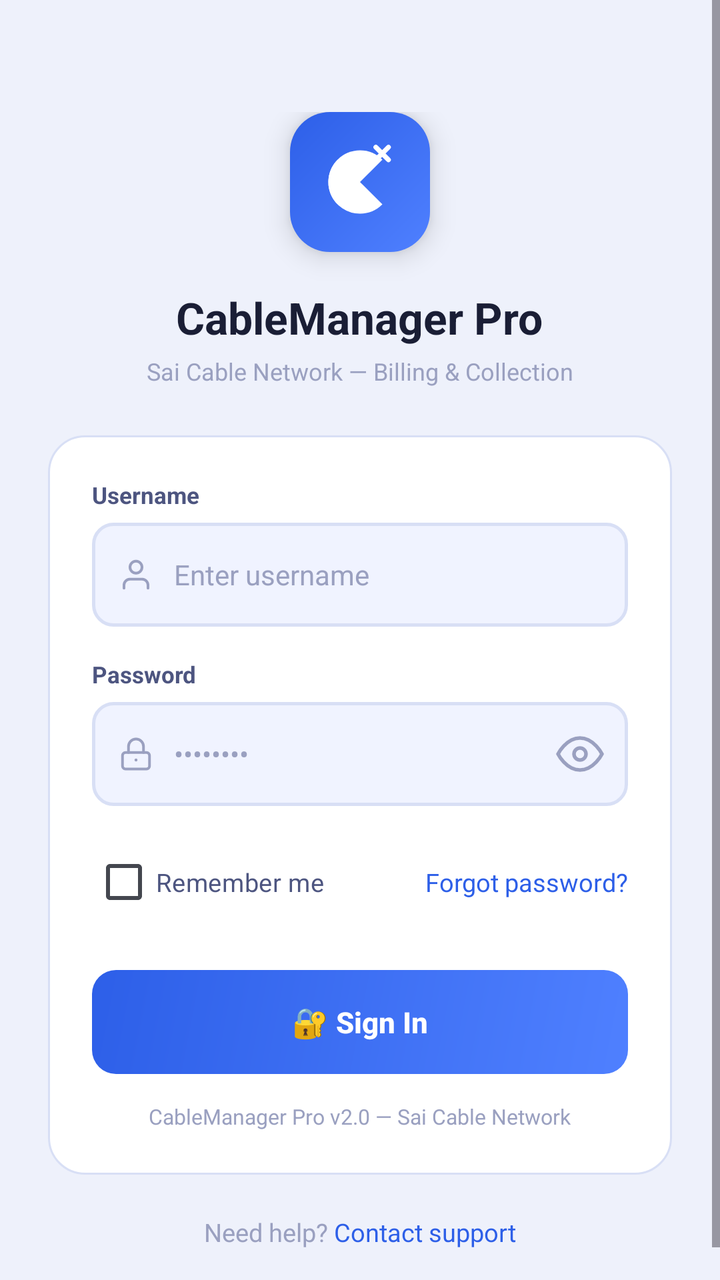
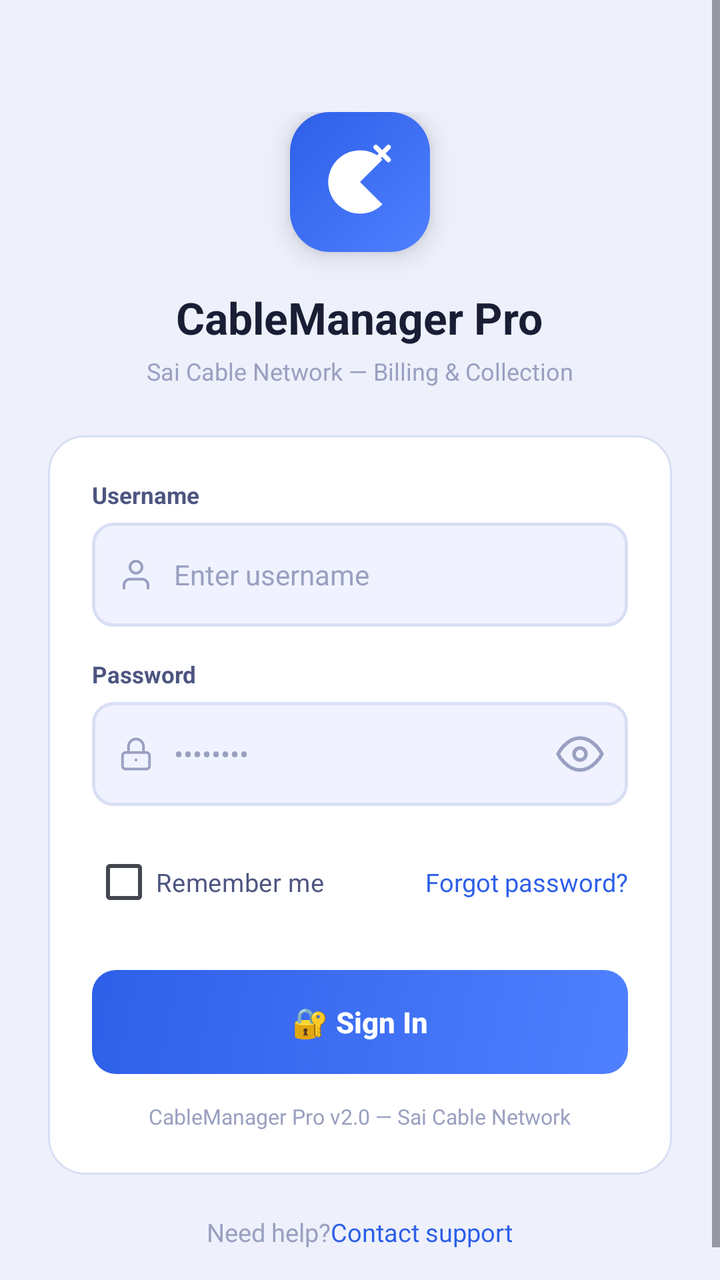

The first picture is an Android layout as it rendered before a commit; the second is the same layout after the commit. The layout source and the unified diff follow.
<!-- AndroidManifest.xml: application theme Theme.VinayakaCableNetwork -->
<!-- res/layout/activity_login.xml -->
<?xml version="1.0" encoding="utf-8"?>
<ScrollView
    xmlns:android="http://schemas.android.com/apk/res/android"
    xmlns:app="http://schemas.android.com/apk/res-auto"
    android:layout_width="match_parent"
    android:layout_height="match_parent"
    android:background="@color/cm_bg"
    android:fillViewport="true"
    android:overScrollMode="never">

    <LinearLayout
        android:layout_width="match_parent"
        android:layout_height="wrap_content"
        android:orientation="vertical"
        android:gravity="center_horizontal"
        android:paddingHorizontal="24dp"
        android:paddingTop="56dp"
        android:paddingBottom="32dp">

        
        <FrameLayout
            android:layout_width="70dp"
            android:layout_height="70dp"
            android:background="@drawable/cm_gradient_blue_logo"
            android:elevation="8dp">

            <ImageView
                android:layout_width="38dp"
                android:layout_height="38dp"
                android:layout_gravity="center"
                android:src="@drawable/ic_satellite_dish"
                app:tint="@color/cm_on_gradient"
                android:contentDescription="Satellite dish icon" />
        </FrameLayout>

        <TextView
            android:layout_width="wrap_content"
            android:layout_height="wrap_content"
            android:layout_marginTop="18dp"
            android:text="CableManager Pro"
            android:textColor="@color/cm_text_primary"
            android:textSize="22sp"
            android:textStyle="bold"
            android:gravity="center" />

        <TextView
            android:layout_width="wrap_content"
            android:layout_height="wrap_content"
            android:layout_marginTop="4dp"
            android:text="Sai Cable Network — Billing &amp; Collection"
            android:textColor="@color/cm_text_tertiary"
            android:textSize="12sp"
            android:gravity="center" />

        
        <LinearLayout
            android:layout_width="match_parent"
            android:layout_height="wrap_content"
            android:layout_marginTop="24dp"
            android:orientation="vertical"
            android:background="@drawable/cm_bg_card_18"
            android:padding="22dp">

            
            <TextView
                android:layout_width="wrap_content"
                android:layout_height="wrap_content"
                android:text="Username"
                android:textColor="@color/cm_text_secondary"
                android:textSize="11.5sp"
                android:textStyle="bold"
                android:layout_marginBottom="6dp" />

            <LinearLayout
                android:layout_width="match_parent"
                android:layout_height="52dp"
                android:orientation="horizontal"
                android:gravity="center_vertical"
                android:background="@drawable/cm_bg_input"
                android:paddingHorizontal="13dp">

                <ImageView
                    android:layout_width="18dp"
                    android:layout_height="18dp"
                    android:src="@drawable/ic_login_user"
                    app:tint="@color/cm_text_tertiary"
                    android:contentDescription="User icon" />

                <EditText
                    android:id="@+id/etUsername"
                    android:layout_width="0dp"
                    android:layout_height="match_parent"
                    android:layout_weight="1"
                    android:layout_marginStart="10dp"
                    android:background="@android:color/transparent"
                    android:hint="Enter username"
                    android:textColorHint="@color/cm_text_tertiary"
                    android:textColor="@color/cm_text_primary"
                    android:textSize="14sp"
                    android:inputType="textNoSuggestions"
                    android:imeOptions="actionNext"
                    android:singleLine="true" />
            </LinearLayout>

            
            <TextView
                android:layout_width="wrap_content"
                android:layout_height="wrap_content"
                android:layout_marginTop="16dp"
                android:text="Password"
                android:textColor="@color/cm_text_secondary"
                android:textSize="11.5sp"
                android:textStyle="bold"
                android:layout_marginBottom="6dp" />

            <LinearLayout
                android:layout_width="match_parent"
                android:layout_height="52dp"
                android:orientation="horizontal"
                android:gravity="center_vertical"
                android:background="@drawable/cm_bg_input"
                android:paddingStart="13dp"
                android:paddingEnd="4dp">

                <ImageView
                    android:layout_width="18dp"
                    android:layout_height="18dp"
                    android:src="@drawable/ic_login_lock"
                    app:tint="@color/cm_text_tertiary"
                    android:contentDescription="Lock icon" />

                <EditText
                    android:id="@+id/etPassword"
                    android:layout_width="0dp"
                    android:layout_height="match_parent"
                    android:layout_weight="1"
                    android:layout_marginStart="10dp"
                    android:background="@android:color/transparent"
                    android:hint="••••••••"
                    android:textColorHint="@color/cm_text_tertiary"
                    android:textColor="@color/cm_text_primary"
                    android:textSize="14sp"
                    android:inputType="textPassword"
                    android:imeOptions="actionDone"
                    android:singleLine="true" />

                <ImageButton
                    android:id="@+id/btnTogglePassword"
                    android:layout_width="40dp"
                    android:layout_height="40dp"
                    android:background="?attr/selectableItemBackgroundBorderless"
                    android:src="@drawable/ic_login_eye"
                    android:contentDescription="Toggle password visibility"
                    android:padding="9dp"
                    app:tint="@color/cm_text_tertiary" />
            </LinearLayout>

            
            <LinearLayout
                android:layout_width="match_parent"
                android:layout_height="wrap_content"
                android:orientation="horizontal"
                android:gravity="center_vertical"
                android:layout_marginTop="14dp">

                <CheckBox
                    android:id="@+id/cbRememberMe"
                    android:layout_width="wrap_content"
                    android:layout_height="wrap_content"
                    android:text="Remember me"
                    android:textColor="@color/cm_text_secondary"
                    android:textSize="12.5sp"
                    android:buttonTint="@color/cm_blue" />

                <View
                    android:layout_width="0dp"
                    android:layout_height="1dp"
                    android:layout_weight="1" />

                <TextView
                    android:id="@+id/tvForgotPassword"
                    android:layout_width="wrap_content"
                    android:layout_height="wrap_content"
                    android:text="Forgot password?"
                    android:textColor="@color/cm_blue"
                    android:textSize="12.5sp"
                    android:clickable="true"
                    android:focusable="true"
                    android:background="?attr/selectableItemBackground" />
            </LinearLayout>

            
            <androidx.appcompat.widget.AppCompatButton
                android:id="@+id/btnLogin"
                android:layout_width="match_parent"
                android:layout_height="52dp"
                android:layout_marginTop="20dp"
                android:background="@drawable/cm_gradient_blue"
                android:text="🔐 Sign In"
                android:textColor="@color/cm_on_gradient"
                android:textSize="14.5sp"
                android:textStyle="bold"
                android:textAllCaps="false"
                android:stateListAnimator="@null" />

            <TextView
                android:layout_width="wrap_content"
                android:layout_height="wrap_content"
                android:layout_gravity="center_horizontal"
                android:layout_marginTop="14dp"
                android:text="CableManager Pro v2.0 — Sai Cable Network"
                android:textColor="@color/cm_text_tertiary"
                android:textSize="10.5sp" />
        </LinearLayout>

        
        <LinearLayout
            android:layout_width="wrap_content"
            android:layout_height="wrap_content"
            android:gravity="center_vertical"
            android:orientation="horizontal"
            android:layout_marginTop="20dp">

            <TextView
                android:layout_width="wrap_content"
                android:layout_height="wrap_content"
                android:text="Need help? "
                android:textColor="@color/cm_text_tertiary"
                android:textSize="12.5sp" />

            <TextView
                android:id="@+id/tvContactSupport"
                android:layout_width="wrap_content"
                android:layout_height="wrap_content"
                android:text="Contact support"
                android:textColor="@color/cm_blue"
                android:textSize="12.5sp"
                android:clickable="true"
                android:focusable="true"
                android:background="?attr/selectableItemBackground" />
        </LinearLayout>

    </LinearLayout>
</ScrollView>
<!-- resources referenced by this layout -->
<resources>
  <color name="cm_bg">#EEF1FB</color>
  <color name="cm_blue">#2D5FE8</color>
  <color name="cm_on_gradient">#FFFFFF</color>
  <color name="cm_text_primary">#1A1E35</color>
  <color name="cm_text_secondary">#4D5580</color>
  <color name="cm_text_tertiary">#9AA0C0</color>
  <!-- drawable cm_bg_card_18 (drawable) -->
  <?xml version="1.0" encoding="utf-8"?>
  <shape xmlns:android="http://schemas.android.com/apk/res/android" android:shape="rectangle">
      <solid android:color="@color/cm_card" />
      <stroke android:width="1dp" android:color="@color/cm_border" />
      <corners android:radius="18dp" />
  </shape>
  <!-- drawable cm_bg_input (drawable) -->
  <?xml version="1.0" encoding="utf-8"?>
  <selector xmlns:android="http://schemas.android.com/apk/res/android">
      <item android:state_focused="true" android:drawable="@drawable/cm_input_border_focused" />
      <item android:drawable="@drawable/cm_input_border_default" />
  </selector>
  <!-- drawable cm_gradient_blue (drawable) -->
  <?xml version="1.0" encoding="utf-8"?>
  <shape xmlns:android="http://schemas.android.com/apk/res/android" android:shape="rectangle">
      <gradient
          android:type="linear"
          android:angle="135"
          android:startColor="#4F80FF"
          android:endColor="#2D5FE8" />
      <corners android:radius="12dp" />
  </shape>
  <!-- drawable cm_gradient_blue_logo (drawable) -->
  <?xml version="1.0" encoding="utf-8"?>
  <shape xmlns:android="http://schemas.android.com/apk/res/android" android:shape="rectangle">
      <gradient
          android:type="linear"
          android:angle="135"
          android:startColor="#4F80FF"
          android:endColor="#2D5FE8" />
      <corners android:radius="20dp" />
  </shape>
  <!-- drawable ic_login_user (drawable) -->
  <vector xmlns:android="http://schemas.android.com/apk/res/android"
      android:width="24dp"
      android:height="24dp"
      android:viewportWidth="24"
      android:viewportHeight="24">
      <path
          android:strokeColor="#9E9E9E"
          android:strokeWidth="1.8"
          android:strokeLineCap="round"
          android:strokeLineJoin="round"
          android:fillColor="@android:color/transparent"
          android:pathData="M20,21v-2a4,4 0,0 0,-4 -4H8a4,4 0,0 0,-4 4v2" />
      <path
          android:strokeColor="#9E9E9E"
          android:strokeWidth="1.8"
          android:fillColor="@android:color/transparent"
          android:pathData="M12,7m-4,0a4,4 0,1,1 8,0a4,4 0,1,1 -8,0" />
  </vector>
  <color name="cm_card">#FFFFFF</color>
  <color name="cm_border">#D8DFF5</color>
  <!-- drawable cm_input_border_focused (drawable) -->
  <?xml version="1.0" encoding="utf-8"?>
  <shape xmlns:android="http://schemas.android.com/apk/res/android" android:shape="rectangle">
      <solid android:color="@color/cm_input_bg" />
      <stroke android:width="1.5dp" android:color="@color/cm_blue" />
      <corners android:radius="10dp" />
  </shape>
  <!-- drawable cm_input_border_default (drawable) -->
  <?xml version="1.0" encoding="utf-8"?>
  <shape xmlns:android="http://schemas.android.com/apk/res/android" android:shape="rectangle">
      <solid android:color="@color/cm_input_bg" />
      <stroke android:width="1.5dp" android:color="@color/cm_border" />
      <corners android:radius="10dp" />
  </shape>
  <color name="cm_input_bg">#F0F3FF</color>
  <!-- unchanged entries left out for length: 4 -->
</resources>

<!-- the commit's change to res/layout/activity_login.xml (unified diff, before → after) -->
@@ -37,7 +37,7 @@
             android:layout_width="wrap_content"
             android:layout_height="wrap_content"
             android:layout_marginTop="18dp"
-            android:text="CableManager Pro"
+            android:text="@string/app_product_name"
             android:textColor="@color/cm_text_primary"
             android:textSize="22sp"
             android:textStyle="bold"
@@ -47,7 +47,7 @@
             android:layout_width="wrap_content"
             android:layout_height="wrap_content"
             android:layout_marginTop="4dp"
-            android:text="Sai Cable Network — Billing &amp; Collection"
+            android:text="@string/login_tagline"
             android:textColor="@color/cm_text_tertiary"
             android:textSize="12sp"
             android:gravity="center" />
@@ -65,7 +65,7 @@
             <TextView
                 android:layout_width="wrap_content"
                 android:layout_height="wrap_content"
-                android:text="Username"
+                android:text="@string/hint_username"
                 android:textColor="@color/cm_text_secondary"
                 android:textSize="11.5sp"
                 android:textStyle="bold"
@@ -107,7 +107,7 @@
                 android:layout_width="wrap_content"
                 android:layout_height="wrap_content"
                 android:layout_marginTop="16dp"
-                android:text="Password"
+                android:text="@string/hint_password"
                 android:textColor="@color/cm_text_secondary"
                 android:textSize="11.5sp"
                 android:textStyle="bold"
@@ -167,7 +167,7 @@
                     android:id="@+id/cbRememberMe"
                     android:layout_width="wrap_content"
                     android:layout_height="wrap_content"
-                    android:text="Remember me"
+                    android:text="@string/remember_me_label"
                     android:textColor="@color/cm_text_secondary"
                     android:textSize="12.5sp"
                     android:buttonTint="@color/cm_blue" />
@@ -181,7 +181,7 @@
                     android:id="@+id/tvForgotPassword"
                     android:layout_width="wrap_content"
                     android:layout_height="wrap_content"
-                    android:text="Forgot password?"
+                    android:text="@string/forgot_password_label"
                     android:textColor="@color/cm_blue"
                     android:textSize="12.5sp"
                     android:clickable="true"
@@ -208,7 +208,7 @@
                 android:layout_height="wrap_content"
                 android:layout_gravity="center_horizontal"
                 android:layout_marginTop="14dp"
-                android:text="CableManager Pro v2.0 — Sai Cable Network"
+                android:text="@string/login_footer"
                 android:textColor="@color/cm_text_tertiary"
                 android:textSize="10.5sp" />
         </LinearLayout>
@@ -224,7 +224,7 @@
             <TextView
                 android:layout_width="wrap_content"
                 android:layout_height="wrap_content"
-                android:text="Need help? "
+                android:text="@string/need_help_label"
                 android:textColor="@color/cm_text_tertiary"
                 android:textSize="12.5sp" />
 
@@ -232,7 +232,7 @@
                 android:id="@+id/tvContactSupport"
                 android:layout_width="wrap_content"
                 android:layout_height="wrap_content"
-                android:text="Contact support"
+                android:text="@string/contact_support_label"
                 android:textColor="@color/cm_blue"
                 android:textSize="12.5sp"
                 android:clickable="true"
<!-- resource entries referenced after the edit -->
@@ -58,6 +58,15 @@
           android:fillColor="@android:color/transparent"
           android:pathData="M12,7m-4,0a4,4 0,1,1 8,0a4,4 0,1,1 -8,0" />
   </vector>
+  <string name="app_product_name">CableManager Pro</string>
+  <string name="contact_support_label">Contact support</string>
+  <string name="forgot_password_label">Forgot password?</string>
+  <string name="hint_password">Password</string>
+  <string name="hint_username">Username</string>
+  <string name="login_footer">CableManager Pro v2.0 — Sai Cable Network</string>
+  <string name="login_tagline">Sai Cable Network — Billing &amp; Collection</string>
+  <string name="need_help_label">Need help? </string>
+  <string name="remember_me_label">Remember me</string>
   <color name="cm_card">#FFFFFF</color>
   <color name="cm_border">#D8DFF5</color>
   <!-- drawable cm_input_border_focused (drawable) -->
